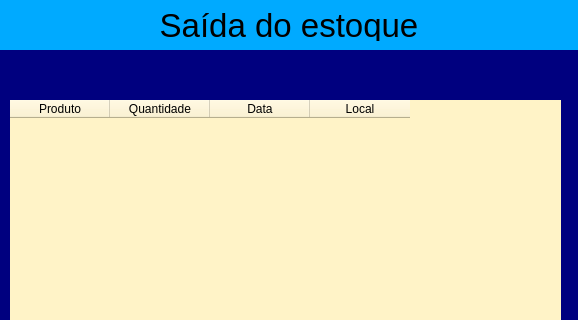
This is telaedit.ui in samuelgarca/controleestoquepyqt5 as Qt 5 draws it before an edit; both pictures show x 0 to 578 and y 0 to 320 of the 578 by 592 pixel window. The edited form follows.
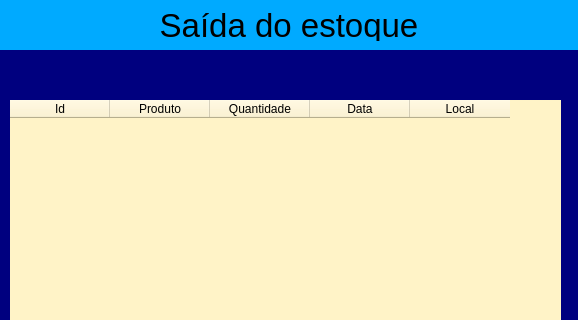
This is the edited form.

Diff of the .ui file:
```diff
--- a/telaedit.ui
+++ b/telaedit.ui
@@ -178,6 +178,11 @@
        <property name="gridStyle">
         <enum>Qt::NoPen</enum>
        </property>
+       <column>
+        <property name="text">
+         <string>Id</string>
+        </property>
+       </column>
        <column>
         <property name="text">
          <string>Produto</string>
```
